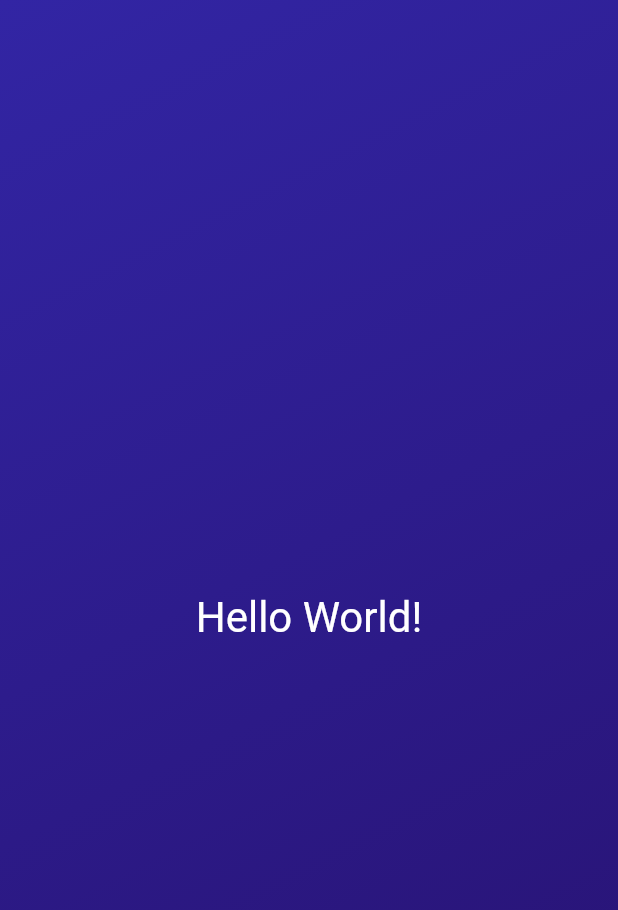
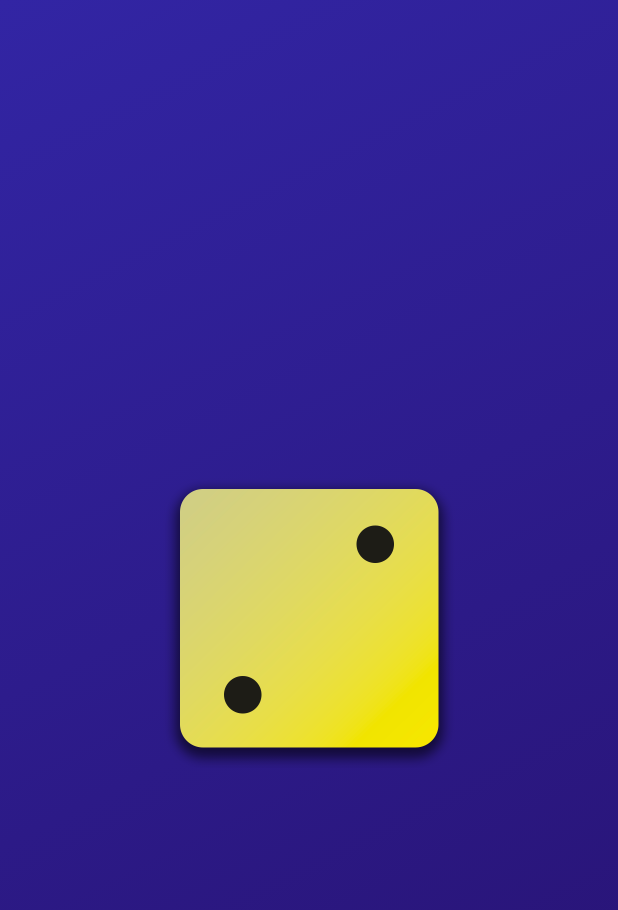
Before and after one commit to kartpop/roll_dice_app, a Flutter app: the screen it shows after launch, on a phone screen of 412 x 824 dp. Shown: the top 910 px of the screen. Run offline on Flutter 3.47's test engine with Material 2 defaults, Android fonts, the phone set to English and light mode, and no system bars.

Commit message:
feat: include image and experiment with multiple constructor functions

```diff
--- a/lib/gradient_container.dart
+++ b/lib/gradient_container.dart
@@ -1,11 +1,13 @@
 import 'package:flutter/material.dart';
-import 'package:roll_dice_app/styled_text.dart';
 
 const startAlignment = Alignment.topLeft;
 const endAlignment = Alignment.bottomRight;
 
 class GradientContainer extends StatelessWidget {
   const GradientContainer(this.colors, {super.key});
+
+  GradientContainer.purple({super.key})
+      : colors = [Colors.purple, Colors.indigo];
 
   final List<Color> colors;
 
@@ -19,8 +21,11 @@ class GradientContainer extends StatelessWidget {
           end: endAlignment,
         ),
       ),
-      child: const Center(
-        child: StyledText('Hello World!'),
+      child: Center(
+        child: Image.asset(
+          'assets/images/dice-2.png',
+          width: 200,
+        ),
       ),
     );
   }
```
Also changed, not shown: pubspec.yaml (+7 -3 lines), assets/images/dice-1.png (added), assets/images/dice-2.png (added), assets/images/dice-3.png (added), assets/images/dice-4.png (added), assets/images/dice-5.png (added), assets/images/dice-6.png (added).
